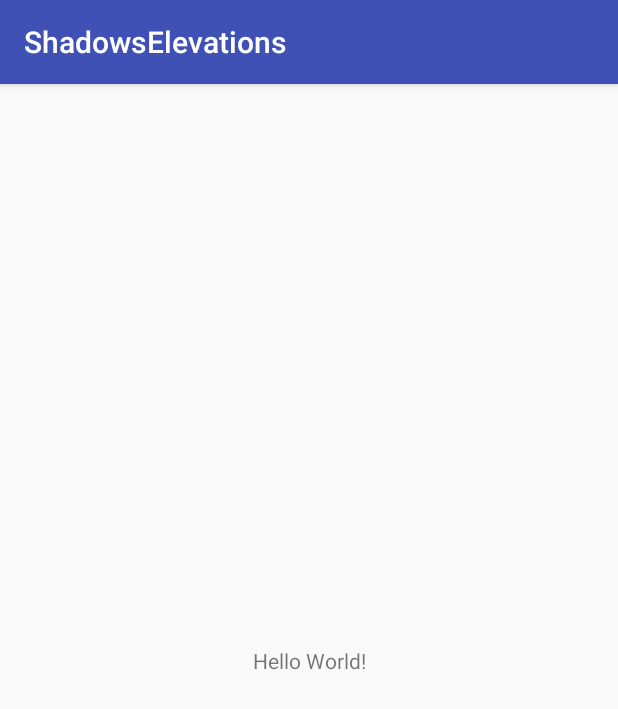
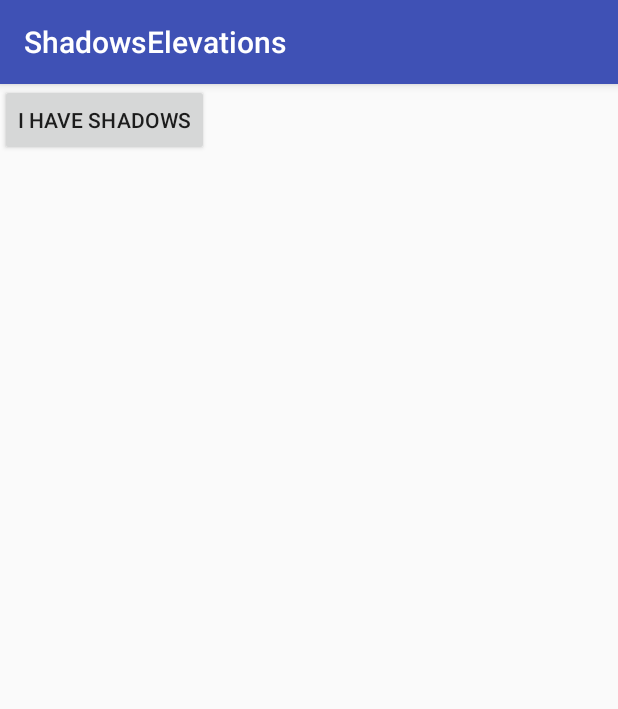
Before and after one commit to chemouna/ShadowsElevations, an Android app: the screen it shows after launch (MainActivity), on a phone screen of 412 x 824 dp. Shown: the top 709 px of the screen. Run offline under Robolectric (Android 15) with nearby library versions, the phone set to English and light mode, and no system bars.

Commit message:
Add shadow.

```diff
--- a/app/build.gradle
+++ b/app/build.gradle
@@ -24,12 +24,13 @@ android {
 }
 
 dependencies {
-    implementation fileTree(dir: 'libs', include: ['*.jar'])
+    implementation fileTree(include: ['*.jar'], dir: 'libs')
     implementation 'com.android.support:appcompat-v7:26.0.2'
     implementation 'com.android.support.constraint:constraint-layout:1.0.2'
+    implementation 'com.android.support:design:26.0.2'
     testImplementation 'junit:junit:4.12'
     androidTestImplementation('com.android.support.test.espresso:espresso-core:3.0.1', {
         exclude group: 'com.android.support', module: 'support-annotations'
     })
-    implementation"org.jetbrains.kotlin:kotlin-stdlib-jre7:$kotlin_version"
+    implementation "org.jetbrains.kotlin:kotlin-stdlib-jre7:$kotlin_version"
 }
--- a/app/src/main/res/layout/activity_main.xml
+++ b/app/src/main/res/layout/activity_main.xml
@@ -6,13 +6,12 @@
     android:layout_height="match_parent"
     tools:context="com.mounacheikhna.shadowselevations.MainActivity">
 
-    <TextView
+    <android.support.v7.widget.AppCompatButton
         android:layout_width="wrap_content"
         android:layout_height="wrap_content"
-        android:text="Hello World!"
-        app:layout_constraintBottom_toBottomOf="parent"
-        app:layout_constraintLeft_toLeftOf="parent"
-        app:layout_constraintRight_toRightOf="parent"
-        app:layout_constraintTop_toTopOf="parent" />
+        android:text="I have shadows"
+        app:elevation="2dp"
+        android:shadowDy="2"
+        android:shadowRadius="4"/>
 
 </android.support.constraint.ConstraintLayout>
```
